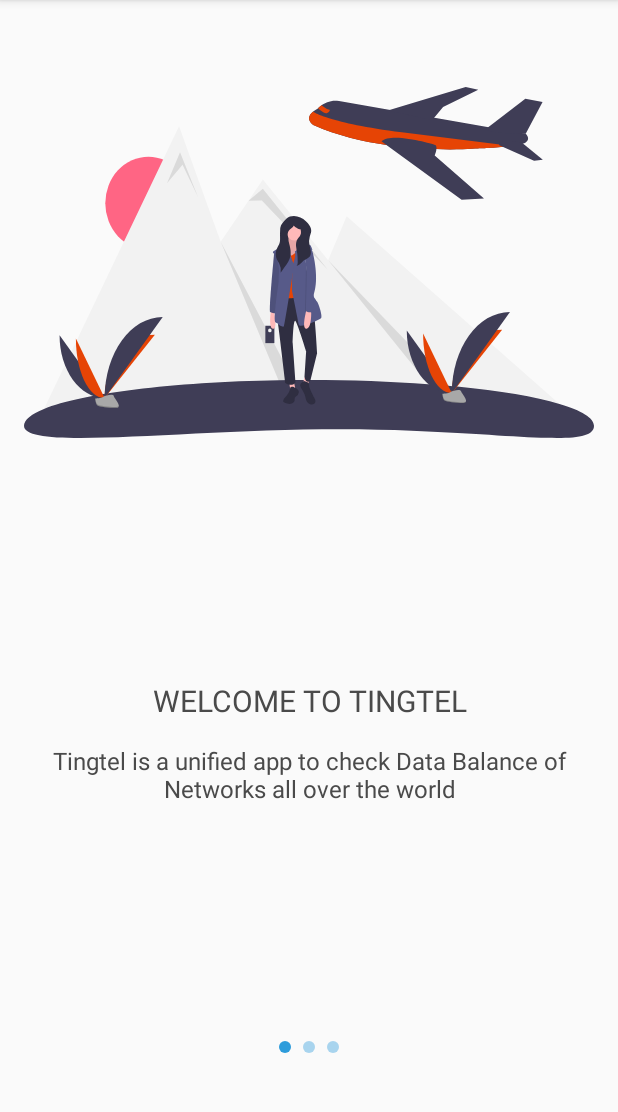
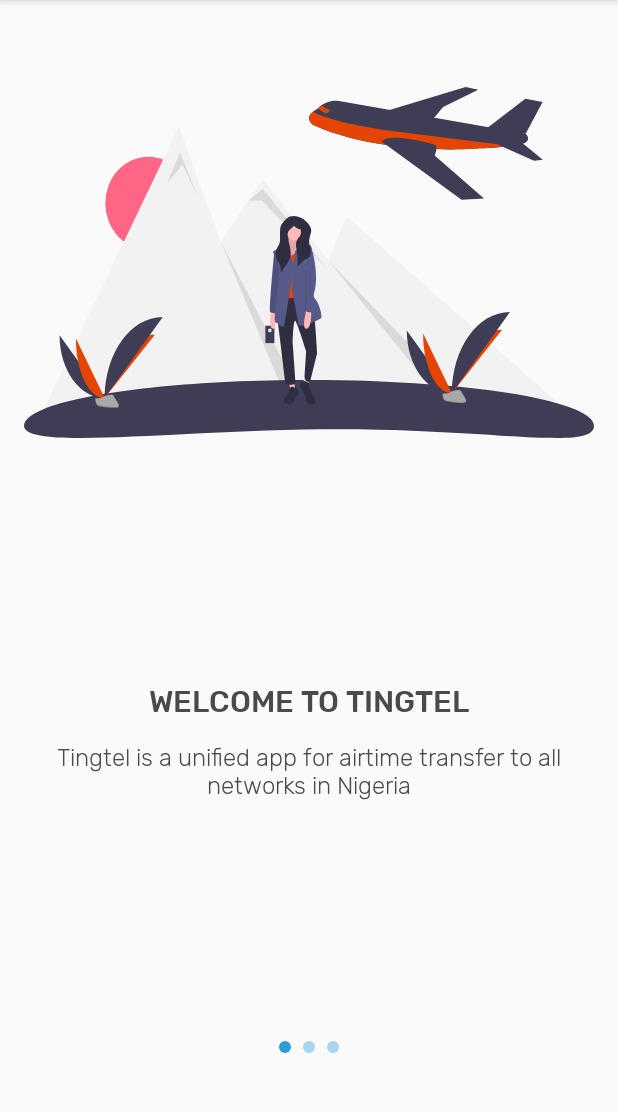
Before and after one commit to Nerojust/Tingtel_Payment, an Android app: the screen it shows after launch (OnBoardActivity), on a phone screen of 412 x 824 dp, the part 84-1196 px from its top. Run offline under Robolectric (Android 15) with nearby library versions, the phone set to English and light mode, and no system bars.

Commit message:
more refactoring and additions.

```diff
--- a/app/src/main/java/tingtel/payment/OnBoardActivity.java
+++ b/app/src/main/java/tingtel/payment/OnBoardActivity.java
@@ -1,9 +1,4 @@
 package tingtel.payment;
-
-import androidx.appcompat.app.AppCompatActivity;
-import androidx.core.app.ActivityCompat;
-import androidx.core.content.ContextCompat;
-import androidx.viewpager.widget.ViewPager;
 
 import android.Manifest;
 import android.content.Intent;
@@ -17,6 +12,11 @@ import android.view.animation.AnimationUtils;
 import android.widget.Button;
 import android.widget.ImageView;
 import android.widget.LinearLayout;
+
+import androidx.appcompat.app.AppCompatActivity;
+import androidx.core.app.ActivityCompat;
+import androidx.core.content.ContextCompat;
+import androidx.viewpager.widget.ViewPager;
 
 import java.util.ArrayList;
 
@@ -59,12 +59,9 @@ public class OnBoardActivity extends AppCompatActivity {
         super.onCreate(savedInstanceState);
         setContentView(R.layout.activity_on_board);
 
-
-
-
-        btn_get_started = (Button) findViewById(R.id.btn_get_started);
-        onboard_pager = (ViewPager) findViewById(R.id.pager_introduction);
-        pager_indicator = (LinearLayout) findViewById(R.id.viewPagerCountDots);
+        btn_get_started = findViewById(R.id.btn_get_started);
+        onboard_pager = findViewById(R.id.pager_introduction);
+        pager_indicator = findViewById(R.id.viewPagerCountDots);
 
         loadData();
 
@@ -121,8 +118,6 @@ public class OnBoardActivity extends AppCompatActivity {
     }
 
     private void requestPermissions() {
-
-
         if (Build.VERSION.SDK_INT >= 23) {
             if (checkSelfPermission(Manifest.permission.READ_PHONE_STATE)
                     == PackageManager.PERMISSION_GRANTED && checkSelfPermission(Manifest.permission.RECEIVE_SMS)
--- a/app/src/main/java/tingtel/payment/fragments/signup/SetPasswordFragment.java
+++ b/app/src/main/java/tingtel/payment/fragments/signup/SetPasswordFragment.java
@@ -37,7 +37,6 @@ public class SetPasswordFragment extends Fragment {
     }
 
     private void initListeners(View view) {
-
         btnSetPassword.setOnClickListener(v -> {
             Intent intent = new Intent(getActivity(), MainActivity.class);
             intent.addFlags(Intent.FLAG_ACTIVITY_NEW_TASK);
@@ -50,10 +49,8 @@ public class SetPasswordFragment extends Fragment {
     }
 
     private void initViews(View view) {
-
         tvPassword1 = view.findViewById(R.id.tv_password1);
         tvPassword2 = view.findViewById(R.id.tv_password2);
-
         btnSetPassword = view.findViewById(R.id.btn_set_password);
 
         sessionManager = AppUtils.getSessionManagerInstance();
--- a/app/src/main/java/tingtel/payment/fragments/signup/SignUpSim1Fragment.java
+++ b/app/src/main/java/tingtel/payment/fragments/signup/SignUpSim1Fragment.java
@@ -10,7 +10,6 @@ import android.widget.AdapterView;
 import android.widget.Button;
 import android.widget.Spinner;
 import android.widget.TextView;
-import android.widget.Toast;
 
 import androidx.fragment.app.Fragment;
 import androidx.navigation.NavController;
@@ -69,9 +68,8 @@ public class SignUpSim1Fragment extends Fragment {
             @Override
             public void onItemSelected(AdapterView<?> adapterView, View view, int i, long l) {
 
-                Toast.makeText(getActivity(), spinnerTitles[i], Toast.LENGTH_SHORT).show();
+               // Toast.makeText(getActivity(), spinnerTitles[i], Toast.LENGTH_SHORT).show();
                 selectedSpinnerNetwork = spinnerTitles[i];
-
             }
 
             @Override
--- a/app/src/main/java/tingtel/payment/fragments/signup/SignUpSim1OtpFragment.java
+++ b/app/src/main/java/tingtel/payment/fragments/signup/SignUpSim1OtpFragment.java
@@ -9,7 +9,6 @@ import android.view.View;
 import android.view.ViewGroup;
 import android.widget.Button;
 import android.widget.TextView;
-import android.widget.Toast;
 
 import androidx.fragment.app.Fragment;
 import androidx.navigation.NavController;
@@ -113,7 +112,7 @@ public class SignUpSim1OtpFragment extends Fragment {
             protected void onPostExecute(Void aVoid) {
                 super.onPostExecute(aVoid);
                 // startActivity(new Intent(getApplicationContext(), MainActivity.class));
-                Toast.makeText(getContext(), "Sim 1 Details Saved", Toast.LENGTH_LONG).show();
+                //Toast.makeText(getContext(), "Sim 1 Details Saved", Toast.LENGTH_LONG).show();
             }
         }
 
--- a/app/src/main/java/tingtel/payment/fragments/signup/SignUpSim2Fragment.java
+++ b/app/src/main/java/tingtel/payment/fragments/signup/SignUpSim2Fragment.java
@@ -10,7 +10,6 @@ import android.widget.AdapterView;
 import android.widget.Button;
 import android.widget.Spinner;
 import android.widget.TextView;
-import android.widget.Toast;
 
 import androidx.fragment.app.Fragment;
 import androidx.navigation.NavController;
@@ -66,7 +65,7 @@ public class SignUpSim2Fragment extends Fragment {
             @Override
             public void onItemSelected(AdapterView<?> adapterView, View view, int i, long l) {
 
-                Toast.makeText(getActivity(), spinnerTitles[i], Toast.LENGTH_SHORT).show();
+                //Toast.makeText(getActivity(), spinnerTitles[i], Toast.LENGTH_SHORT).show();
                 selectedSpinnerNetwork = spinnerTitles[i];
 
             }
--- a/app/src/main/java/tingtel/payment/fragments/signup/SignUpSim2OtpFragment.java
+++ b/app/src/main/java/tingtel/payment/fragments/signup/SignUpSim2OtpFragment.java
@@ -9,7 +9,6 @@ import android.view.View;
 import android.view.ViewGroup;
 import android.widget.Button;
 import android.widget.TextView;
-import android.widget.Toast;
 
 import androidx.fragment.app.Fragment;
 import androidx.navigation.NavController;
@@ -102,7 +101,7 @@ public class SignUpSim2OtpFragment extends Fragment {
             protected void onPostExecute(Void aVoid) {
                 super.onPostExecute(aVoid);
                 // startActivity(new Intent(getApplicationContext(), MainActivity.class));
-                Toast.makeText(getContext(), "Sim 2 Details Saved", Toast.LENGTH_LONG).show();
+                //Toast.makeText(getContext(), "Sim 2 Details Saved", Toast.LENGTH_LONG).show();
             }
         }
 
--- a/app/src/main/java/tingtel/payment/fragments/transfer_airtime/TransferAirtimeReceiverInfoFragment.java
+++ b/app/src/main/java/tingtel/payment/fragments/transfer_airtime/TransferAirtimeReceiverInfoFragment.java
@@ -148,7 +148,7 @@ public class TransferAirtimeReceiverInfoFragment extends Fragment {
             @Override
             public void onItemSelected(AdapterView<?> adapterView, View view, int i, long l) {
 
-                Toast.makeText(getActivity(), spinnerTitles[i], Toast.LENGTH_SHORT).show();
+               // Toast.makeText(getActivity(), spinnerTitles[i], Toast.LENGTH_SHORT).show();
 
                 switch (spinnerTitles[i]) {
 
--- a/app/src/main/res/layout/activity_on_board.xml
+++ b/app/src/main/res/layout/activity_on_board.xml
@@ -1,11 +1,9 @@
 <?xml version="1.0" encoding="utf-8"?>
 <RelativeLayout xmlns:android="http://schemas.android.com/apk/res/android"
-    xmlns:app="http://schemas.android.com/apk/res-auto"
     xmlns:tools="http://schemas.android.com/tools"
     android:layout_width="match_parent"
     android:layout_height="match_parent"
     tools:context=".OnBoardActivity">
-
 
     <androidx.viewpager.widget.ViewPager
         android:id="@+id/pager_introduction"
@@ -18,17 +16,17 @@
         android:layout_width="match_parent"
         android:layout_height="@dimen/pager_height"
         android:layout_above="@+id/ll_footer"
+        android:layout_alignParentLeft="true"
         android:layout_marginBottom="12dp"
-        android:layout_alignParentLeft="true"
         android:gravity="center"
         android:orientation="horizontal" />
 
     <LinearLayout
-        android:layout_alignParentBottom="true"
-        android:layout_alignParentLeft="true"
         android:id="@+id/ll_footer"
         android:layout_width="match_parent"
         android:layout_height="50dp"
+        android:layout_alignParentLeft="true"
+        android:layout_alignParentBottom="true"
         android:orientation="vertical">
 
         <Button
@@ -41,11 +39,6 @@
             android:textAllCaps="false"
             android:textColor="@color/white"
             android:textSize="@dimen/button_text"
-            android:visibility="gone"
-            />
-
-
+            android:visibility="gone" />
     </LinearLayout>
-
-
 </RelativeLayout>
--- a/app/src/main/res/layout/fragment_transfer_airtime_receiver_info.xml
+++ b/app/src/main/res/layout/fragment_transfer_airtime_receiver_info.xml
@@ -140,12 +140,13 @@
                             android:layout_width="match_parent"
                             android:layout_height="wrap_content"
                             android:enabled="false"
-                            android:fontFamily="@font/raleway_regular"
+                            android:fontFamily="@font/rubik_regular"
                             android:hint="@string/confirmation_amount_is_displayed_here"
                             android:inputType="number"
                             android:maxLength="7"
+                            android:textColor="@color/black"
                             android:maxLines="1"
-                            android:textSize="15sp" />
+                            android:textSize="20sp" />
                     </com.google.android.material.textfield.TextInputLayout>
 
 
--- a/app/src/main/res/layout/onboard_item.xml
+++ b/app/src/main/res/layout/onboard_item.xml
@@ -2,37 +2,37 @@
 <LinearLayout xmlns:android="http://schemas.android.com/apk/res/android"
     android:layout_width="match_parent"
     android:layout_height="match_parent"
-    android:orientation="vertical"
-    >
+    android:orientation="vertical">
 
     <ImageView
-        android:layout_marginTop="50dp"
-        android:layout_marginLeft="@dimen/activity_horizontal_margin"
-        android:layout_marginRight="@dimen/activity_horizontal_margin"
-        android:paddingTop="8dp"
-        android:paddingBottom="8dp"
         android:id="@+id/iv_onboard"
         android:layout_width="match_parent"
         android:layout_height="@dimen/ob_banner_height"
+        android:layout_marginLeft="@dimen/activity_horizontal_margin"
+        android:layout_marginTop="50dp"
+        android:layout_marginRight="@dimen/activity_horizontal_margin"
         android:gravity="center"
+        android:paddingTop="8dp"
+        android:paddingBottom="8dp"
         android:scaleType="fitXY"
         android:src="@drawable/ic_celebration" />
 
     <RelativeLayout
-        android:layout_below="@+id/iv_onboard"
         android:layout_width="match_parent"
-        android:layout_height="match_parent">
+        android:layout_height="match_parent"
+        android:layout_below="@+id/iv_onboard">
 
         <LinearLayout
+            android:layout_width="match_parent"
+            android:layout_height="wrap_content"
             android:layout_centerVertical="true"
-            android:orientation="vertical"
-            android:layout_width="match_parent"
-            android:layout_height="wrap_content">
+            android:orientation="vertical">
 
             <TextView
                 android:id="@+id/tv_header"
                 android:layout_width="match_parent"
                 android:layout_height="wrap_content"
+                android:fontFamily="@font/rubik_medium"
                 android:gravity="center"
                 android:paddingLeft="@dimen/ob_desc_padding"
                 android:paddingRight="@dimen/ob_desc_padding"
@@ -46,6 +46,7 @@
                 android:layout_width="match_parent"
                 android:layout_height="wrap_content"
                 android:layout_marginTop="15dp"
+                android:fontFamily="@font/rubik_light"
                 android:gravity="center"
                 android:paddingLeft="@dimen/ob_desc_padding"
                 android:paddingRight="@dimen/ob_desc_padding"
--- a/app/src/main/res/values/strings.xml
+++ b/app/src/main/res/values/strings.xml
@@ -6,13 +6,13 @@
 
 
     <string name="ob_header1">WELCOME TO TINGTEL</string>
-    <string name="ob_header2">GET BALANCE IN REAL-TIME</string>
+    <string name="ob_header2">MAKE TRANSFERS TO ANY NETWORK IN NIGERIA</string>
     <string name="ob_header3">PERMISSION REQUIRED</string>
 
     <string name="ob_get_started">GET STARTED</string>
 
-    <string name="ob_desc1">Tingtel is a unified app to check  Data Balance of Networks all over the world</string>
-    <string name="ob_desc2">You dont need to memorize ussd codes to check data &amp; airtime balance</string>
+    <string name="ob_desc1">Tingtel is a unified app for airtime transfer to all networks in Nigeria</string>
+    <string name="ob_desc2">You dont need to worry about selling your airtime, we will take it off your hands and credit any number of your choosing</string>
     <string name="ob_desc3">To use Tingtel, kindly accept the required permissions, Click on "Get Started"</string>
     <string name="set_your_password">Set Your Password</string>
     <string name="delete">Delete</string>
@@ -105,7 +105,7 @@
     <string name="select_sim_2_network">Select SIM 2 network</string>
     <string name="from">From:</string>
     <string name="to">To:</string>
-    <string name="confirmation_amount_is_displayed_here">Confirmation Amount is displayed here</string>
+    <string name="confirmation_amount_is_displayed_here">Confirmation Amount</string>
 
 
     <string-array name="sim">
```
Also changed, not shown: app/src/main/java/tingtel/payment/SettingsActivity.java (+11 -19 lines), app/src/main/java/tingtel/payment/SplashActivity.java (+2 -12 lines), app/src/main/java/tingtel/payment/fragments/transfer_airtime/TransferAirtimePreviewFragment.java (+47 -21 lines).
